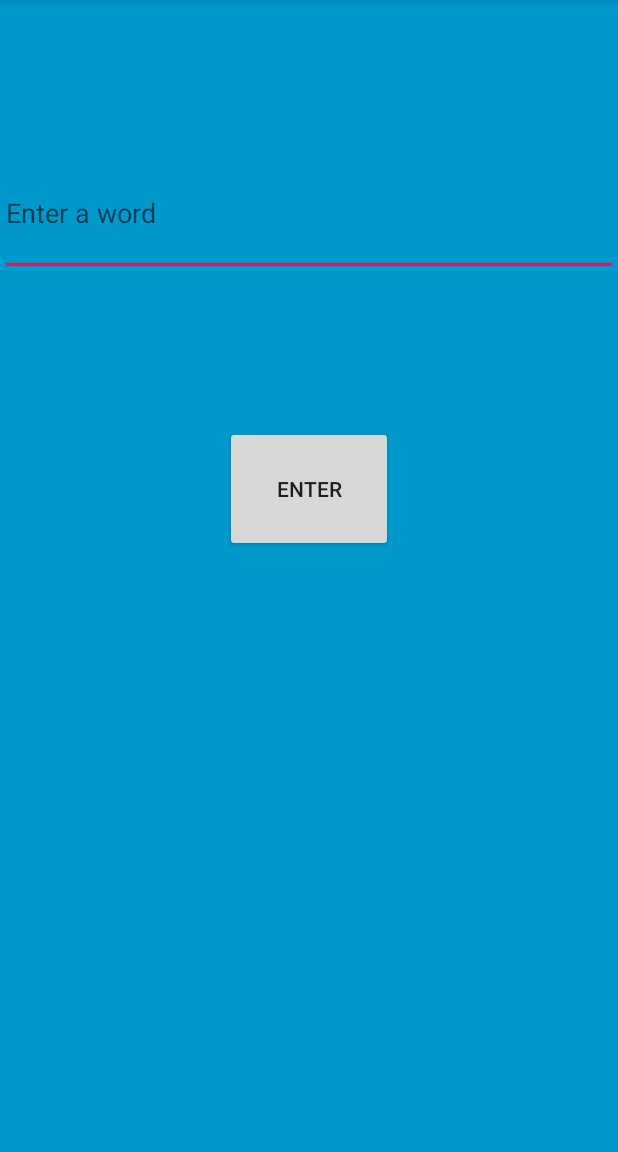
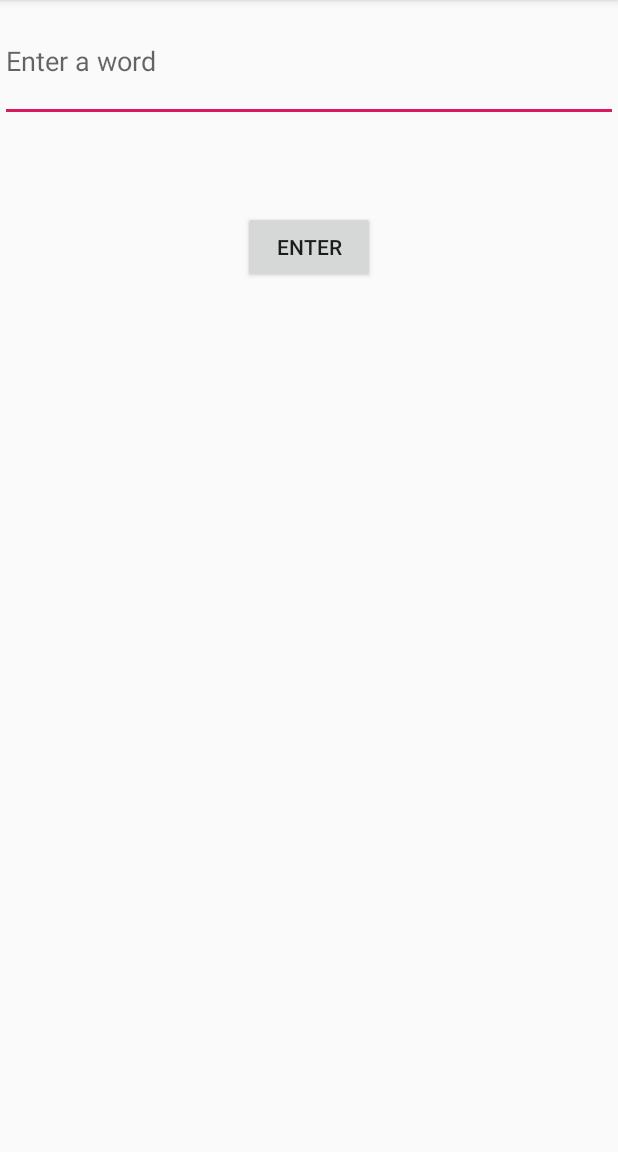
Before and after one commit to adikandu/synonymFinder, an Android app: the screen it shows after launch (MainActivity), on a phone screen of 412 x 824 dp, the part 84-1236 px from its top. Run offline under Robolectric (Android 15) with nearby library versions, the phone set to English and light mode, and no system bars.

Commit message:
Format change 04/28/20

```diff
--- a/app/src/main/res/layout/activity_main.xml
+++ b/app/src/main/res/layout/activity_main.xml
@@ -10,43 +10,33 @@
         android:id="@+id/Begin"
         android:layout_width="0dp"
         android:layout_height="0dp"
-        android:background="@android:color/holo_blue_dark"
         app:layout_constraintBottom_toBottomOf="parent"
         app:layout_constraintEnd_toEndOf="parent"
-        app:layout_constraintHorizontal_bias="0.0"
         app:layout_constraintStart_toStartOf="parent"
-        app:layout_constraintTop_toTopOf="parent"
-        app:layout_constraintVertical_bias="1.0">
+        app:layout_constraintTop_toTopOf="parent">
 
         <EditText
             android:id="@+id/wordInput"
             android:layout_width="0dp"
             android:layout_height="0dp"
-            android:layout_marginTop="100dp"
+            android:layout_marginBottom="59dp"
             android:ems="10"
             android:hint="@string/edit_message"
             android:inputType="textPersonName"
             app:layout_constraintBottom_toTopOf="@+id/enter"
             app:layout_constraintEnd_toEndOf="parent"
-            app:layout_constraintHorizontal_bias="1.0"
             app:layout_constraintStart_toStartOf="parent"
             app:layout_constraintTop_toTopOf="parent" />
 
         <Button
             android:id="@+id/enter"
-            android:layout_width="0dp"
-            android:layout_height="0dp"
-            android:layout_marginStart="150dp"
-            android:layout_marginLeft="150dp"
-            android:layout_marginTop="100dp"
-            android:layout_marginEnd="150dp"
-            android:layout_marginRight="150dp"
-            android:layout_marginBottom="400dp"
+            android:layout_width="wrap_content"
+            android:layout_height="wrap_content"
+            android:layout_marginBottom="579dp"
             android:text="@string/button_enter"
             android:visibility="visible"
             app:layout_constraintBottom_toBottomOf="parent"
             app:layout_constraintEnd_toEndOf="parent"
-            app:layout_constraintHorizontal_bias="0.498"
             app:layout_constraintStart_toStartOf="parent"
             app:layout_constraintTop_toBottomOf="@+id/wordInput" />
 
```
